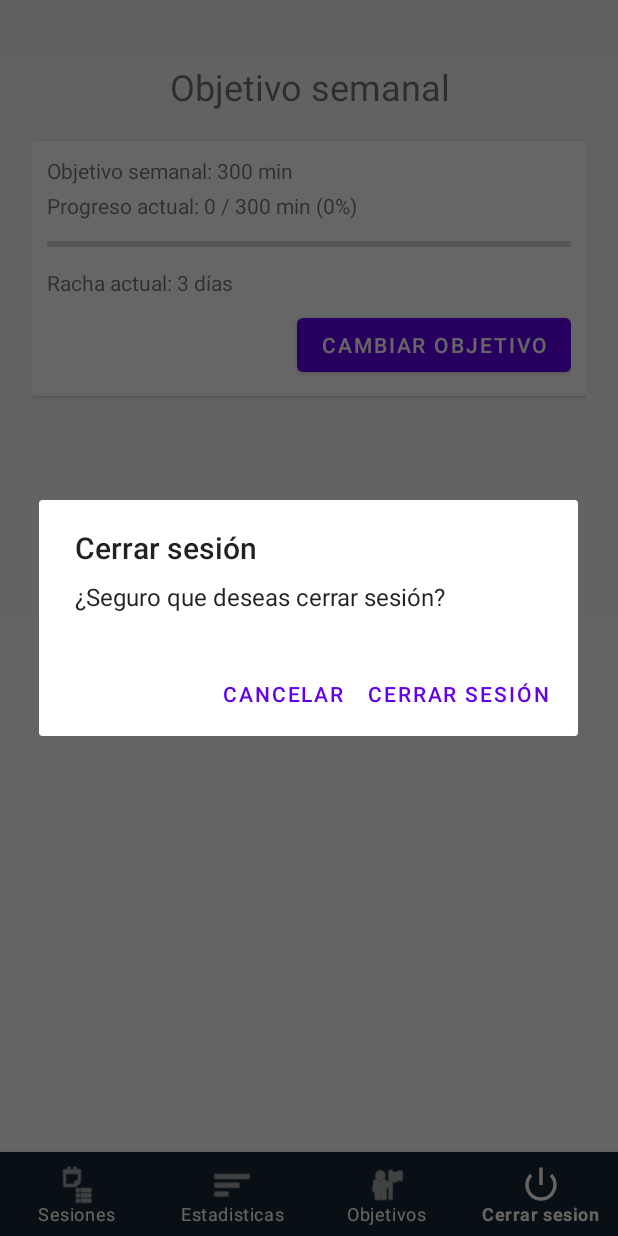
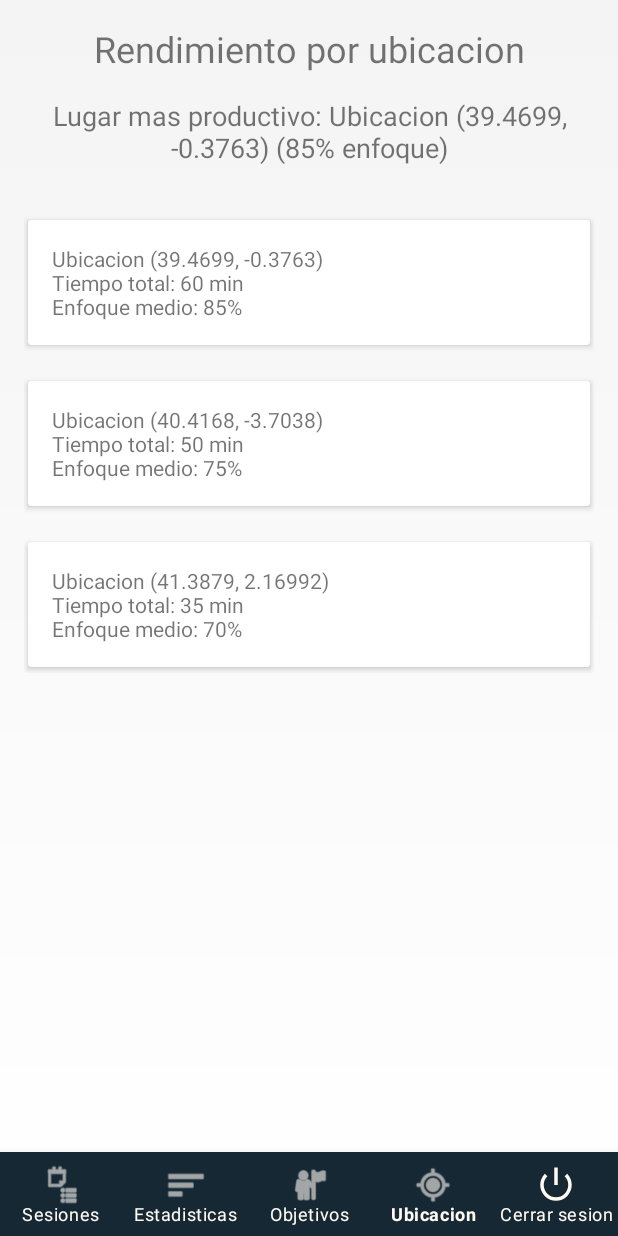
Before and after one commit to reguue2/focustrackr, an Android app: the MainActivity screen opened directly, with no data from a screen before it, item 4 of the bottom bar chosen, on a phone screen of 412 x 824 dp. Run offline under Robolectric (Android 15) with nearby library versions, the phone set to English and light mode, and no system bars; our stand-ins replace Room's generated code.

Commit message:
Ultimo cambio

```diff
--- a/app/src/main/java/com/example/focustrackr/data/local/dao/SessionDao.java
+++ b/app/src/main/java/com/example/focustrackr/data/local/dao/SessionDao.java
@@ -90,4 +90,23 @@ public interface SessionDao {
         public String day;
         public int totalMinutes;
     }
+    /**
+     * Obtiene estadísticas agrupadas por ubicación (latitud y longitud).
+     * Excluye ubicaciones sin datos (0,0).
+     */
+    @Query("SELECT latitude, longitude, SUM(durationMinutes) AS totalMinutes, AVG(focusPercentage) AS avgFocus " +
+            "FROM sessions " +
+            "WHERE NOT (latitude = 0 AND longitude = 0) " +
+            "GROUP BY latitude, longitude")
+    LiveData<List<LocationStats>> getLocationStats();
+
+    /**
+     * Clase para representar estadísticas por ubicación.
+     */
+    class LocationStats {
+        public double latitude;
+        public double longitude;
+        public int totalMinutes;
+        public float avgFocus;
+    }
 }
--- a/app/src/main/java/com/example/focustrackr/data/repository/SessionRepository.java
+++ b/app/src/main/java/com/example/focustrackr/data/repository/SessionRepository.java
@@ -92,4 +92,12 @@ public class SessionRepository {
         return sessionDao.getDailyDurations();
     }
 
+    /**
+     * Obtiene estadísticas de ubicación.
+     */
+    public LiveData<List<SessionDao.LocationStats>> getLocationStats() {
+        return sessionDao.getLocationStats();
+    }
+
+
 }
--- /dev/null
+++ b/app/src/main/java/com/example/focustrackr/ui/main/LocationFragment.java
@@ -0,0 +1,144 @@
+package com.example.focustrackr.ui.main;
+
+import android.location.Address;
+import android.location.Geocoder;
+import android.os.Bundle;
+import android.view.LayoutInflater;
+import android.view.View;
+import android.view.ViewGroup;
+import android.widget.LinearLayout;
+import android.widget.TextView;
+
+import androidx.annotation.NonNull;
+import androidx.annotation.Nullable;
+import androidx.cardview.widget.CardView;
+import androidx.fragment.app.Fragment;
+import androidx.lifecycle.ViewModelProvider;
+
+import com.example.focustrackr.R;
+import com.example.focustrackr.data.local.dao.SessionDao;
+
+import java.io.IOException;
+import java.util.Collections;
+import java.util.Comparator;
+import java.util.List;
+import java.util.Locale;
+
+/**
+ * Fragmento que muestra estadisticas por ubicacion.
+ * Convierte coordenadas a ubicaciones legibles, ordena por productividad
+ * y destaca el lugar mas eficiente.
+ */
+public class LocationFragment extends Fragment {
+
+    private LocationViewModel viewModel;
+
+    private TextView tvNoLocations;
+    private LinearLayout layoutLocationContainer;
+    private TextView tvBestLocation;
+
+    @Nullable
+    @Override
+    public View onCreateView(@NonNull LayoutInflater inflater, @Nullable ViewGroup container, @Nullable Bundle savedInstanceState) {
+        return inflater.inflate(R.layout.fragment_location, container, false);
+    }
+
+    @Override
+    public void onViewCreated(@NonNull View view, @Nullable Bundle savedInstanceState) {
+        super.onViewCreated(view, savedInstanceState);
+
+        tvNoLocations = view.findViewById(R.id.tvNoLocations);
+        layoutLocationContainer = view.findViewById(R.id.layoutLocationContainer);
+        tvBestLocation = view.findViewById(R.id.tvBestLocation);
+
+        viewModel = new ViewModelProvider(this).get(LocationViewModel.class);
+
+        observeData();
+    }
+
+    /**
+     * Observa las estadisticas de ubicacion.
+     */
+    private void observeData() {
+        viewModel.getLocationStats().observe(getViewLifecycleOwner(), stats -> {
+            if (stats == null || stats.isEmpty()) {
+                tvNoLocations.setVisibility(View.VISIBLE);
+                layoutLocationContainer.setVisibility(View.GONE);
+                tvBestLocation.setVisibility(View.GONE);
+            } else {
+                tvNoLocations.setVisibility(View.GONE);
+                layoutLocationContainer.setVisibility(View.VISIBLE);
+                tvBestLocation.setVisibility(View.VISIBLE);
+                processLocations(stats);
+            }
+        });
+    }
+
+    /**
+     * Procesa ubicaciones: convierte coordenadas, ordena y muestra.
+     */
+    private void processLocations(List<SessionDao.LocationStats> statsList) {
+        // Ordenar por mayor productividad
+        Collections.sort(statsList, (a, b) -> Float.compare(b.avgFocus, a.avgFocus));
+
+        // Mejor ubicacion
+        SessionDao.LocationStats best = statsList.get(0);
+        String bestLocationName = getLocationName(best.latitude, best.longitude);
+        tvBestLocation.setText("Lugar mas productivo: " + bestLocationName +
+                " (" + Math.round(best.avgFocus) + "% enfoque)");
+
+        updateLocationUI(statsList);
+    }
+
+    /**
+     * Genera visual de cada ubicacion en tarjetas.
+     */
+    private void updateLocationUI(List<SessionDao.LocationStats> statsList) {
+        layoutLocationContainer.removeAllViews();
+
+        for (SessionDao.LocationStats stats : statsList) {
+            CardView card = new CardView(getContext());
+            card.setCardElevation(4);
+            card.setUseCompatPadding(true);
+
+            TextView tv = new TextView(getContext());
+            String locationName = getLocationName(stats.latitude, stats.longitude);
+            tv.setText(locationName +
+                    "\nTiempo total: " + stats.totalMinutes + " min" +
+                    "\nEnfoque medio: " + Math.round(stats.avgFocus) + "%");
+            tv.setPadding(24, 24, 24, 24);
+
+            card.addView(tv);
+            LinearLayout.LayoutParams params = new LinearLayout.LayoutParams(
+                    LinearLayout.LayoutParams.MATCH_PARENT,
+                    LinearLayout.LayoutParams.WRAP_CONTENT
+            );
+            params.setMargins(0, 24, 0, 0);
+            card.setLayoutParams(params);
+
+            layoutLocationContainer.addView(card);
+        }
+    }
+
+    /**
+     * Convierte coordenadas en una direccion legible.
+     */
+    private String getLocationName(double lat, double lon) {
+        if (lat == 0 && lon == 0) {
+            return "Ubicacion no disponible";
+        }
+
+        try {
+            Geocoder geocoder = new Geocoder(getContext(), Locale.getDefault());
+            List<Address> addresses = geocoder.getFromLocation(lat, lon, 1);
+            if (addresses != null && !addresses.isEmpty()) {
+                return addresses.get(0).getLocality() != null ?
+                        addresses.get(0).getLocality() : addresses.get(0).getAddressLine(0);
+            }
+        } catch (IOException e) {
+            e.printStackTrace();
+        }
+        return "Ubicacion (" + lat + ", " + lon + ")";
+    }
+
+}
--- /dev/null
+++ b/app/src/main/java/com/example/focustrackr/ui/main/LocationViewModel.java
@@ -0,0 +1,29 @@
+package com.example.focustrackr.ui.main;
+
+import android.app.Application;
+
+import androidx.annotation.NonNull;
+import androidx.lifecycle.AndroidViewModel;
+import androidx.lifecycle.LiveData;
+
+import com.example.focustrackr.data.local.dao.SessionDao;
+import com.example.focustrackr.data.repository.SessionRepository;
+
+import java.util.List;
+
+/**
+ * ViewModel para estadísticas basadas en ubicación.
+ */
+public class LocationViewModel extends AndroidViewModel {
+
+    private final SessionRepository sessionRepository;
+    private final LiveData<List<SessionDao.LocationStats>> locationStats;
+
+    public LocationViewModel(@NonNull Application application) {
+        super(application);
+        sessionRepository = new SessionRepository(application);
+        locationStats = sessionRepository.getLocationStats();
+    }
+
+    public LiveData<List<SessionDao.LocationStats>> getLocationStats() { return locationStats; }
+}
--- a/app/src/main/java/com/example/focustrackr/ui/main/MainActivity.java
+++ b/app/src/main/java/com/example/focustrackr/ui/main/MainActivity.java
@@ -59,6 +59,13 @@ public class MainActivity extends AppCompatActivity {
                         .commit();
                 return true;
 
+            }else if (id == R.id.nav_location) {
+                getSupportFragmentManager()
+                        .beginTransaction()
+                        .replace(R.id.fragmentContainer, new LocationFragment())
+                        .commit();
+                return true;
+
             } else if (id == R.id.nav_logout) {
                 confirmLogout();
                 return true;
--- a/app/src/main/java/com/example/focustrackr/ui/main/MainViewModel.java
+++ b/app/src/main/java/com/example/focustrackr/ui/main/MainViewModel.java
@@ -37,16 +37,26 @@ public class MainViewModel extends AndroidViewModel {
         totalSessions = sessionRepository.getTotalSessions();
         avgFocus = sessionRepository.getAvgFocus();
 
-        // Calcula progresión semanal desde el lunes actual hasta ahora.
+        // Calcula progreso semanal desde el LUNES real hasta ahora
         Calendar calendar = Calendar.getInstance();
+
+        // Definir que la semana empieza el LUNES
+        calendar.setFirstDayOfWeek(Calendar.MONDAY);
+
+        // Resetear hora para inicio del día
         calendar.set(Calendar.HOUR_OF_DAY, 0);
         calendar.set(Calendar.MINUTE, 0);
         calendar.set(Calendar.SECOND, 0);
         calendar.set(Calendar.MILLISECOND, 0);
+
+        // Ajustar al LUNES de la semana actual
         calendar.set(Calendar.DAY_OF_WEEK, Calendar.MONDAY);
+
         long start = calendar.getTimeInMillis();
         long end = System.currentTimeMillis();
+
         weeklyDuration = sessionRepository.getDurationBetweenDates(start, end);
+
 
         // Datos diarios para cálculo de racha.
         dailyDurations = sessionRepository.getDailyDurations();
--- a/app/src/main/java/com/example/focustrackr/ui/newsession/NewSessionViewModel.java
+++ b/app/src/main/java/com/example/focustrackr/ui/newsession/NewSessionViewModel.java
@@ -77,12 +77,14 @@ public class NewSessionViewModel extends AndroidViewModel {
     }
 
     /**
-     * Guarda ubicación proporcionada desde el sensor.
+     * Guarda ubicación solo si es válida.
      */
     public void updateLocation(double lat, double lon) {
+        if (lat == 0 && lon == 0) return; // Ignora coordenadas no reales
         latitude.postValue(lat);
         longitude.postValue(lon);
     }
+
 
     /**
      * Finaliza la sesión calculando duración y promedio real de enfoque.
--- /dev/null
+++ b/app/src/main/res/layout/fragment_location.xml
@@ -0,0 +1,48 @@
+<?xml version="1.0" encoding="utf-8"?>
+<ScrollView xmlns:android="http://schemas.android.com/apk/res/android"
+    android:layout_width="match_parent"
+    android:layout_height="match_parent"
+    android:padding="16dp">
+
+    <LinearLayout
+        android:layout_width="match_parent"
+        android:layout_height="wrap_content"
+        android:orientation="vertical">
+
+        <TextView
+            android:id="@+id/tvLocationTitle"
+            android:layout_width="match_parent"
+            android:layout_height="wrap_content"
+            android:text="Rendimiento por ubicacion"
+            android:textSize="24sp"
+            android:textAlignment="center"
+            android:paddingBottom="16dp" />
+
+        <TextView
+            android:id="@+id/tvBestLocation"
+            android:layout_width="match_parent"
+            android:layout_height="wrap_content"
+            android:text="Lugar mas productivo:"
+            android:textAlignment="center"
+            android:textSize="18sp"
+            android:paddingBottom="16dp"
+            android:visibility="gone"/>
+
+        <TextView
+            android:id="@+id/tvNoLocations"
+            android:layout_width="match_parent"
+            android:layout_height="wrap_content"
+            android:text="No hay datos de ubicacion registrados"
+            android:textAlignment="center" />
+
+        <!-- Contenedor donde se insertarán dinámicamente las ubicaciones -->
+        <LinearLayout
+            android:id="@+id/layoutLocationContainer"
+            android:layout_width="match_parent"
+            android:layout_height="wrap_content"
+            android:orientation="vertical"
+            android:visibility="gone" />
+
+    </LinearLayout>
+
+</ScrollView>
--- a/app/src/main/res/menu/menu_bottom_nav.xml
+++ b/app/src/main/res/menu/menu_bottom_nav.xml
@@ -17,6 +17,12 @@
         android:icon="@android:drawable/ic_menu_myplaces" />
 
     <item
+        android:id="@+id/nav_location"
+        android:title="Ubicacion"
+        android:icon="@android:drawable/ic_menu_mylocation" />
+
+
+    <item
         android:id="@+id/nav_logout"
         android:title="Cerrar sesion"
         android:icon="@android:drawable/ic_lock_power_off" />
```
Also changed, not shown: app/src/main/java/com/example/focustrackr/data/local/AppDatabase.java (+41 -25 lines), app/src/main/java/com/example/focustrackr/ui/newsession/NewSessionActivity.java (+30 -1 lines), app/src/main/java/com/example/focustrackr/ui/sessiondetail/SessionDetailActivity.java (+8 -1 lines).
